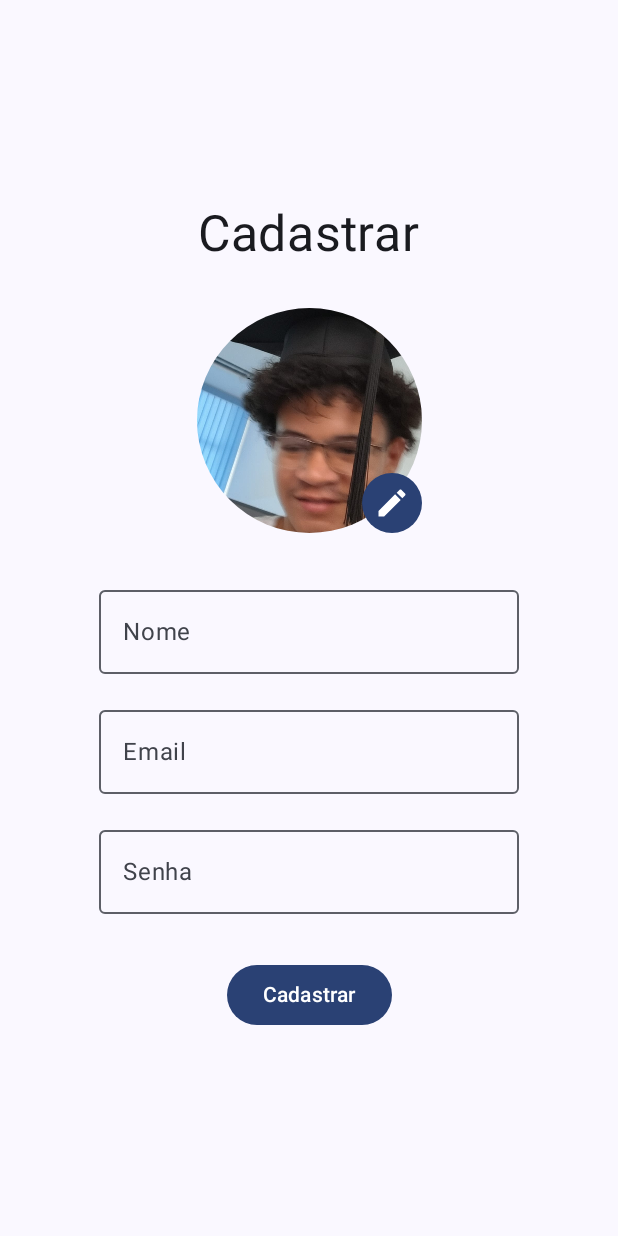
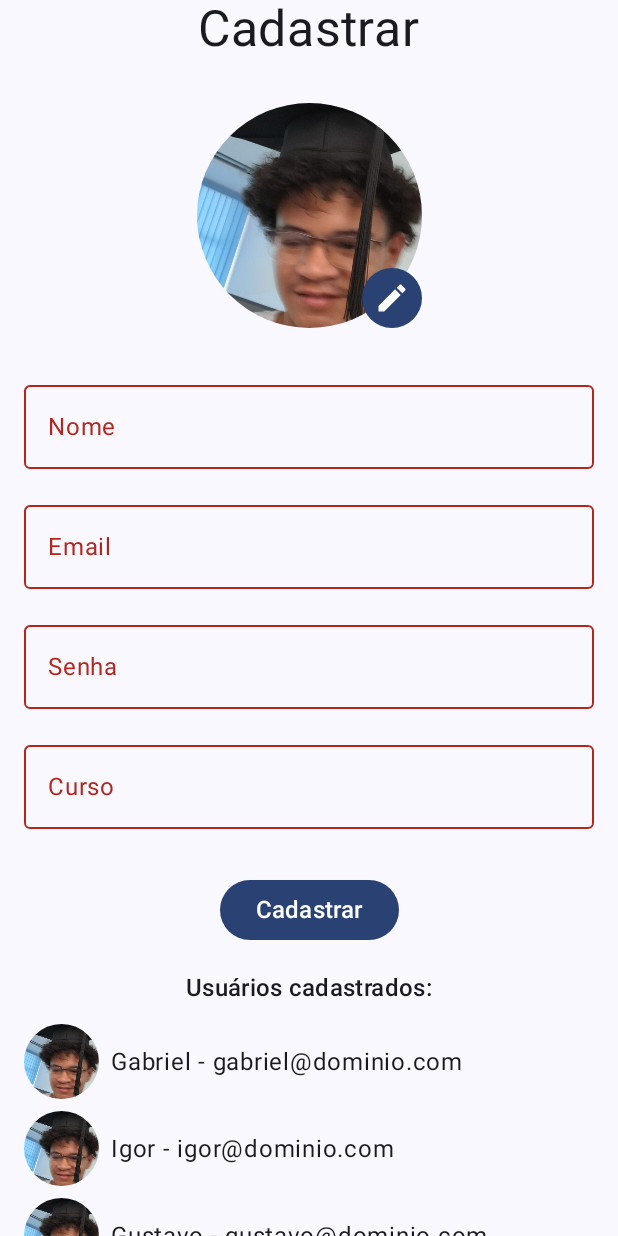
Before and after one commit to Gabrielgalhiardo/Class-diary-app, an Android app built with Jetpack Compose: the composable CadastroScreen shown on its own in the app's theme, after a tap on "Cadastrar", on a phone screen of 412 x 824 dp. Run offline under Robolectric (Android 15) with nearby library versions, the phone set to English and light mode, and no system bars; 1 statement that could not run was skipped.

Commit message:
feat: adding feactures in CadastroScreen.kt

```diff
--- a/app/build.gradle.kts
+++ b/app/build.gradle.kts
@@ -41,6 +41,7 @@ android {
 
 dependencies {
 
+    implementation("io.coil-kt:coil-compose:2.4.0")
     implementation("androidx.lifecycle:lifecycle-viewmodel-compose:2.8.7")
     implementation(libs.androidx.material.icons.extended)
     implementation(libs.androidx.core.ktx)
--- /dev/null
+++ b/app/src/main/java/com/example/classdiary/data/DataSource.kt
@@ -0,0 +1,41 @@
+package com.example.classdiary.data
+
+import android.content.Context
+import kotlinx.coroutines.delay
+
+class DataSource(private val context: Context) {
+    suspend fun loadAStudents(): List<Student>{
+        delay(1000)
+
+            return listOf(
+                Student(
+                    nome = "Gabriel",
+                    email = "gabriel@dominio.com",
+                    senha = "senha123",
+                    curso = "Desenvolvimento de Sistemas",
+                    fotoUri = null
+                ),
+                Student(
+                    nome = "Igor",
+                    email = "igor@dominio.com",
+                    senha = "igor456",
+                    curso = "Desenvolvimento de Sistemas",
+                    fotoUri = null
+                ),
+                Student(
+                    nome = "Gustavo",
+                    email = "gustavo@dominio.com",
+                    senha = "guga789",
+                    curso = "Desenvolvimento de Sistemas",
+                    fotoUri = null
+                ),
+                Student(
+                    nome = "Eric",
+                    email = "eric@dominio.com",
+                    senha = "eric000",
+                    curso = "Desenvolvimento de Sistemas",
+                    fotoUri = null
+                )
+            )
+    }
+}
--- a/app/src/main/java/com/example/classdiary/data/Student.kt
+++ b/app/src/main/java/com/example/classdiary/data/Student.kt
@@ -1,7 +1,11 @@
 package com.example.classdiary.data
 
-data class Student (
-    val name: String,
-    val photo: Int,
-    val curse: String,
+import android.net.Uri
+
+data class Student(
+    val nome: String,
+    val email: String,
+    val senha: String,
+    val curso: String,
+    val fotoUri: Uri? = null
 )
--- a/app/src/main/java/com/example/classdiary/ui/cadastro/CadastroScreen.kt
+++ b/app/src/main/java/com/example/classdiary/ui/cadastro/CadastroScreen.kt
@@ -1,26 +1,25 @@
 package com.example.classdiary.ui.cadastro
 
-// Imports para Layout e Componentes
+import android.net.Uri
+import androidx.activity.compose.rememberLauncherForActivityResult
+import androidx.activity.result.contract.ActivityResultContracts
 import androidx.compose.foundation.Image
 import androidx.compose.foundation.background
 import androidx.compose.foundation.clickable
-import androidx.compose.foundation.layout.Arrangement
-import androidx.compose.foundation.layout.Box
-import androidx.compose.foundation.layout.Column
-import androidx.compose.foundation.layout.Spacer
-import androidx.compose.foundation.layout.fillMaxSize
-import androidx.compose.foundation.layout.height
-import androidx.compose.foundation.layout.padding
-import androidx.compose.foundation.layout.size
+import androidx.compose.foundation.layout.*
+import androidx.compose.foundation.lazy.LazyColumn
+import androidx.compose.foundation.lazy.items
 import androidx.compose.foundation.shape.CircleShape
 import androidx.compose.material.icons.Icons
 import androidx.compose.material.icons.filled.Edit
 import androidx.compose.material3.Button
+import androidx.compose.material3.CircularProgressIndicator
 import androidx.compose.material3.Icon
 import androidx.compose.material3.MaterialTheme
 import androidx.compose.material3.OutlinedTextField
 import androidx.compose.material3.Text
 import androidx.compose.runtime.Composable
+import androidx.compose.runtime.LaunchedEffect
 import androidx.compose.runtime.collectAsState
 import androidx.compose.runtime.getValue
 import androidx.compose.ui.Alignment
@@ -33,99 +32,190 @@ import androidx.compose.ui.tooling.preview.Preview
 import androidx.compose.ui.unit.dp
 import androidx.compose.ui.unit.sp
 import androidx.lifecycle.viewmodel.compose.viewModel
-import com.example.classdiary.R // Lembre-se de importar o R do seu projeto
+import coil.compose.rememberAsyncImagePainter
+import com.example.classdiary.MainActivity
+import com.example.classdiary.R
+import com.example.classdiary.StudentCard
 
 @Composable
-fun CadastroScreen(cadastroViewModel: CadastroViewModel = viewModel()) {
+fun CadastroScreen(
+    cadastroViewModel: CadastroViewModel = viewModel(),
+    modifier: Modifier = Modifier
+) {
     val cadastroUIState by cadastroViewModel.uiState.collectAsState()
 
-    Column(
-        modifier = Modifier.fillMaxSize(),
+    LaunchedEffect(Unit) {
+        cadastroViewModel.carregarStudents()
+    }
+
+    val launcher = rememberLauncherForActivityResult(
+        contract = ActivityResultContracts.GetContent()
+    ) { uri: Uri? ->
+        cadastroViewModel.onFotoChange(uri)
+    }
+
+    LazyColumn(
+        modifier = modifier
+            .fillMaxSize()
+            .padding(horizontal = 16.dp),
         verticalArrangement = Arrangement.Center,
         horizontalAlignment = Alignment.CenterHorizontally
     ) {
+        item {
             Text(
                 fontSize = 33.sp,
                 text = "Cadastrar"
             )
             Spacer(Modifier.height(30.dp))
+        }
 
-        // Chamada para o componente da Foto com o ícone de edição
+        item {
             Foto(
-            onEditClick = {
-                // Lógica para quando o usuário clicar em editar a foto
-                println("Clicou para editar a foto!")
-            }
+                uri = cadastroUIState.fotoUri,
+                onEditClick = { launcher.launch("image/*") }
             )
             Spacer(Modifier.height(30.dp))
+        }
 
-        // Campos de Texto
+        item {
             CampoTexto(
-            value = cadastroViewModel.nome,
+                value = cadastroUIState.nome,
                 onValueChange = { cadastroViewModel.mudarTextoNome(it) },
                 isError = cadastroUIState.nomeInvalido,
-            label = cadastroUIState.labelNome
+                label = cadastroUIState.labelNome,
+                modifier = Modifier.fillMaxWidth()
             )
             Spacer(Modifier.height(16.dp))
+        }
 
+        item {
             CampoTexto(
-            value = cadastroViewModel.email,
+                value = cadastroUIState.email,
                 onValueChange = { cadastroViewModel.mudarTextoEmail(it) },
                 isError = cadastroUIState.emailInvalido,
-            label = cadastroUIState.labelEmail
+                label = cadastroUIState.labelEmail,
+                modifier = Modifier.fillMaxWidth()
             )
             Spacer(Modifier.height(16.dp))
+        }
 
+        item {
             CampoTexto(
-            value = cadastroViewModel.senha,
+                value = cadastroUIState.senha,
                 onValueChange = { cadastroViewModel.mudarTextoSenha(it) },
                 isError = cadastroUIState.senhaInvalida,
-            label = cadastroUIState.labelSenha
+                label = cadastroUIState.labelSenha,
+                modifier = Modifier.fillMaxWidth()
+            )
+            Spacer(Modifier.height(16.dp))
+        }
+
+        item {
+            CampoTexto(
+                value = cadastroUIState.curso,
+                onValueChange = { cadastroViewModel.mudarTextoCurso(it) },
+                isError = cadastroUIState.cursoInvalido,
+                label = cadastroUIState.labelCurso,
+                modifier = Modifier.fillMaxWidth()
             )
             Spacer(Modifier.height(30.dp))
+        }
 
-        // Botão de Cadastro
+        item {
             BotaoCadastrar(
-            onClick = {
-                cadastroViewModel.cadastrar()
+                onClick = { cadastroViewModel.cadastrar() },
+                modifier = Modifier.fillMaxWidth()
+            )
+            Spacer(Modifier.height(16.dp))
         }
+
+        if (cadastroUIState.cadastroSucesso) {
+            item {
+                Text(
+                    "Cadastro realizado com sucesso!",
+                    color = MaterialTheme.colorScheme.primary
                 )
+                Spacer(Modifier.height(16.dp))
+            }
+        }
 
-        // Mensagem de sucesso
-        if (cadastroUIState.cadastroSucesso) {
-            Spacer(Modifier.height(16.dp))
-            Text("Cadastro realizado com sucesso!")
+        if (cadastroUIState.isLoading) {
+            item {
+                CircularProgressIndicator()
+                Spacer(modifier = Modifier.height(16.dp))
+                Text("Carregando usuários...")
+            }
+        } else {
+            if (cadastroUIState.students.isNotEmpty()) {
+                item {
+                    Text("Usuários cadastrados:", style = MaterialTheme.typography.titleMedium)
+                    Spacer(modifier = Modifier.height(8.dp))
+                }
+            }
+
+            items(cadastroUIState.students) { user ->
+                Row(
+                    verticalAlignment = Alignment.CenterVertically,
+                    modifier = Modifier
+                        .fillMaxWidth()
+                        .padding(vertical = 4.dp)
+                ) {
+                    Image(
+                        painter = if (user.fotoUri != null) rememberAsyncImagePainter(user.fotoUri) else painterResource(R.drawable.eric),
+                        contentDescription = "Foto",
+                        contentScale = ContentScale.Crop,
+                        modifier = Modifier
+                            .size(50.dp)
+                            .clip(CircleShape)
+                    )
+                    Spacer(modifier = Modifier.width(8.dp))
+                    Text("${user.nome} - ${user.email}")
                 }
             }
         }
 
+        item {
+            Spacer(modifier = Modifier.height(32.dp))
+        }
+    }
+}
+
+
 @Composable
 fun Foto(
     modifier: Modifier = Modifier,
-    onEditClick: () -> Unit
+    onEditClick: () -> Unit,
+    uri: Uri?
 ) {
-    Box(modifier = modifier) {
-        // Camada 1: A Imagem de Perfil
+    val imagePainter = if (uri != null) {
+        rememberAsyncImagePainter(uri)
+    } else {
+        painterResource(R.drawable.eric) // Imagem padrão
+    }
+
+    Box(
+        modifier = modifier
+            .size(150.dp)
+    ) {
         Image(
-            painter = painterResource(R.drawable.eric), // Sua imagem de exemplo
+            painter = imagePainter,
             contentDescription = "Foto de perfil",
             contentScale = ContentScale.Crop,
             modifier = Modifier
-                .size(150.dp)
+                .fillMaxSize()
                 .clip(CircleShape)
         )
 
-        // Camada 2: O Ícone de Edição
         Icon(
             imageVector = Icons.Filled.Edit,
             contentDescription = "Editar foto",
             tint = Color.White,
             modifier = Modifier
-                .align(Alignment.BottomEnd) // Alinha no canto inferior direito
-                .background(MaterialTheme.colorScheme.primary, CircleShape) // Fundo circular
+                .align(Alignment.BottomEnd)
+                .background(MaterialTheme.colorScheme.primary, CircleShape)
                 .clip(CircleShape)
-                .clickable { onEditClick() } // Ação de clique
-                .padding(8.dp) // Espaçamento interno (dentro do círculo)
+                .clickable { onEditClick() }
+                .padding(8.dp)
                 .size(24.dp)
         )
     }
@@ -133,18 +223,16 @@ fun Foto(
 
 @Composable
 fun CampoTexto(
-    value: String = "",
+    value: String,
     onValueChange: (String) -> Unit,
-    label: String = "",
-    isError: Boolean = false,
+    label: String,
+    isError: Boolean,
     modifier: Modifier = Modifier
 ) {
     OutlinedTextField(
         value = value,
         onValueChange = onValueChange,
-        label = {
-            Text(text = label)
-        },
+        label = { Text(text = label) },
         isError = isError,
         singleLine = true,
         modifier = modifier
@@ -158,16 +246,19 @@ fun BotaoCadastrar(
 ) {
     Button(
         onClick = onClick,
-        modifier = modifier
+        modifier =
+            modifier
+                .si(20.dp)
+                .height(38.dp)
     ) {
-        Text(
-            text = "Cadastrar"
-        )
+        Text(text = "Cadastrar", fontSize = 16.sp)
     }
 }
 
 @Composable
 @Preview(showSystemUi = true)
 fun PreviewCadastroScreen() {
+    // Para o preview funcionar, você pode precisar envolver em um Theme
+    // Ex: SeuAppTheme { CadastroScreen() }
     CadastroScreen()
 }
--- a/app/src/main/java/com/example/classdiary/ui/cadastro/CadastroUIState.kt
+++ b/app/src/main/java/com/example/classdiary/ui/cadastro/CadastroUIState.kt
@@ -1,17 +1,28 @@
 package com.example.classdiary.ui.cadastro
 
+import android.net.Uri
+import com.example.classdiary.data.Student
 data class CadastroUIState (
     val emailInvalido: Boolean = false,
     val senhaInvalida: Boolean = false,
     val nomeInvalido: Boolean = false,
     val fotoInvalida: Boolean = false,
+    val cursoInvalido: Boolean = false,
     val cadastroSucesso: Boolean = false,
 
     val labelNome:String = "Nome",
     val labelEmail:String = "Email",
     val labelSenha:String = "Senha",
-    val labelFoto:String = "Foto",
+    val labelCurso:String = "Curso",
 
+    val nome: String = "",
+    val login: String = "",
+    val senha: String = "",
+    val email: String = "",
+    val curso: String = "",
+    val fotoUri: Uri? = null,
+    val students: List<Student> = emptyList(),
+    val isLoading: Boolean = false
 
 
     )
--- a/app/src/main/java/com/example/classdiary/ui/cadastro/CadastroViewModel.kt
+++ b/app/src/main/java/com/example/classdiary/ui/cadastro/CadastroViewModel.kt
@@ -1,73 +1,98 @@
 package com.example.classdiary.ui.cadastro
 
-import androidx.compose.runtime.getValue
-import androidx.compose.runtime.mutableStateOf
-import androidx.compose.runtime.setValue
-import androidx.lifecycle.ViewModel
+import android.app.Application
+import android.net.Uri
+import androidx.lifecycle.AndroidViewModel
+import androidx.lifecycle.viewModelScope
+import com.example.classdiary.data.DataSource
+import com.example.classdiary.data.Student
 import kotlinx.coroutines.flow.MutableStateFlow
 import kotlinx.coroutines.flow.StateFlow
 import kotlinx.coroutines.flow.asStateFlow
 import kotlinx.coroutines.flow.update
+import kotlinx.coroutines.launch
 
-class CadastroViewModel: ViewModel(){
+class CadastroViewModel(application: Application) : AndroidViewModel(application) {
 
+    private val dataSource = DataSource(application)
     private val _uiState = MutableStateFlow(CadastroUIState())
     val uiState: StateFlow<CadastroUIState> = _uiState.asStateFlow()
 
-
-    var email by mutableStateOf("")
-        private set
-
-    var senha by mutableStateOf("")
-        private set
-
-    var nome by mutableStateOf("")
-        private set
-
-    var caminhoFoto by mutableStateOf("")
-        private set
-
-    fun mudarTextoEmail(textoEmail: String) {
-        email = textoEmail
-        reset()
-    }
-    fun mudarTextoSenha(textoSenha: String) {
-        senha = textoSenha
-        reset()
-    }
-
-    fun mudarTextoNome(textoNome: String) {
-        nome = textoNome
-        reset()
-    }
-
-
-    fun mudarTextoFoto(textoFoto: String) {
-        caminhoFoto = textoFoto
-        reset()
-    }
-
-
-    fun cadastrar() {
-        if (!(email.contains("@gmail.com")) || email.isEmpty() || senha.isEmpty() || nome.isEmpty() || caminhoFoto.isEmpty()) {
-            _uiState.update { currentState ->
-                currentState.copy(cadastroSucesso = false)
-            }
-        }
-        else{
-            _uiState.update { currentState ->
-                currentState.copy(cadastroSucesso = true )
+    fun carregarStudents() {
+        viewModelScope.launch {
+            _uiState.update { it.copy(isLoading = true) }
+            val students = dataSource.loadAStudents()
+            _uiState.update {
+                it.copy(
+                    students = students,
+                    isLoading = false
+                )
             }
         }
     }
 
+    fun mudarTextoEmail(textoEmail: String) {
+        _uiState.update { it.copy(email = textoEmail, emailInvalido = false) }
+    }
 
-    fun reset(){
-        _uiState.update { currentState ->
-            currentState.copy(
-                emailInvalido = false,
-                cadastroSucesso = false
+    fun mudarTextoSenha(textoSenha: String) {
+        _uiState.update { it.copy(senha = textoSenha, senhaInvalida = false) }
+    }
+
+    fun mudarTextoNome(textoNome: String) {
+        _uiState.update { it.copy(nome = textoNome, nomeInvalido = false) }
+    }
+
+    fun mudarTextoCurso(textoCurso: String) {
+        _uiState.update { it.copy(curso = textoCurso, cursoInvalido = false) }
+    }
+
+    fun onFotoChange(newUri: Uri?) {
+        _uiState.update { it.copy(fotoUri = newUri) }
+    }
+
+    fun cadastrar() {
+        _uiState.update { it.copy(cadastroSucesso = false) }
+
+        val stateAtual = _uiState.value
+        val nomeInvalido = stateAtual.nome.isBlank()
+        val emailInvalido = !stateAtual.email.contains("@") || stateAtual.email.isBlank()
+        val senhaInvalida = stateAtual.senha.length < 3
+        val cursoInvalido = stateAtual.curso.isBlank()
+
+        _uiState.update {
+            it.copy(
+                nomeInvalido = nomeInvalido,
+                emailInvalido = emailInvalido,
+                senhaInvalida = senhaInvalida,
+                cursoInvalido = cursoInvalido
+            )
+        }
+
+        val temErro = nomeInvalido || emailInvalido || senhaInvalida || cursoInvalido
+        if (temErro) {
+            return
+        }
+
+        val novoStudent = Student(
+            nome = stateAtual.nome,
+            email = stateAtual.email,
+            senha = stateAtual.senha,
+            curso = stateAtual.curso,
+            fotoUri = stateAtual.fotoUri
+        )
+
+        _uiState.update {
+            it.copy(
+                students = it.students + novoStudent,
+                cadastroSucesso = true,
+                nome = "",
+                email = "",
+                senha = "",
+                curso = "",
+                fotoUri = null
             )
         }
     }
+
 }
```
Also changed, not shown: app/src/main/java/com/example/classdiary/MainActivity.kt (+12 -16 lines), app/src/main/java/com/example/classdiary/data/DataSouce.kt (deleted, +0 -14 lines). Lines whose indentation alone changed are shown as unchanged.
